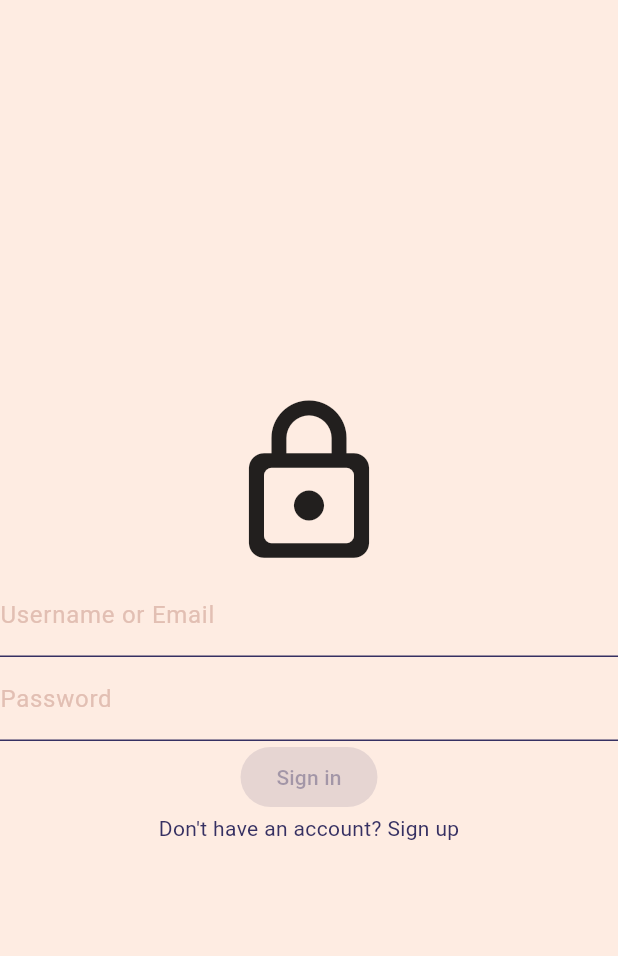
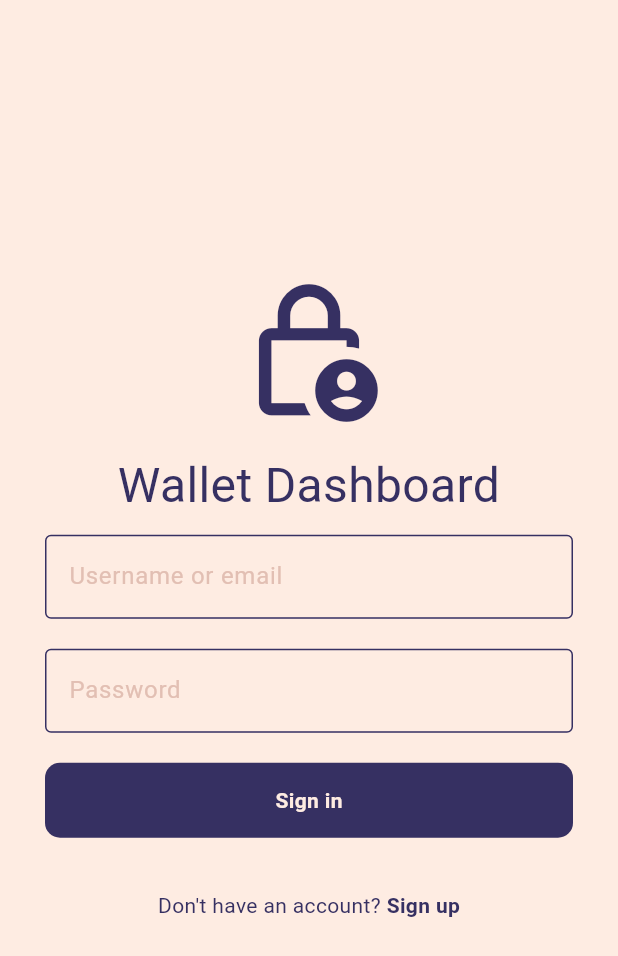
Before and after one commit to Kitch05/CodePositive2024-FinancialTracker, a Flutter app: the screen it shows after launch, on a phone screen of 412 x 824 dp. Shown: the top 956 px of the screen. Run offline on Flutter 3.47's test engine with Material 3 defaults, Android fonts, the phone set to English and light mode, and no system bars.

Commit message:
finalized login frontend

```diff
--- a/analysis_options.yaml
+++ b/analysis_options.yaml
@@ -9,6 +9,7 @@
 # packages, and plugins designed to encourage good coding practices.
 analyzer:
   errors:
+    file_names: ignore
     prefer_const_constructors: ignore
     prefer_const_literals_to_create_immutables: ignore
 include: package:flutter_lints/flutter.yaml
--- /dev/null
+++ b/lib/components/myButton.dart
@@ -0,0 +1,30 @@
+import 'package:flutter/material.dart';
+
+class Mybutton extends StatelessWidget {
+  final Function()? onTap;
+  final String text;
+
+  const Mybutton({super.key, required this.onTap, required this.text});
+
+  @override
+  Widget build(BuildContext context) {
+    return GestureDetector(
+      onTap: onTap,
+      child: Container(
+        margin: EdgeInsets.symmetric(vertical: 10, horizontal: 30),
+        padding: EdgeInsets.all(15),
+        decoration: BoxDecoration(
+            color: Theme.of(context).colorScheme.onPrimary,
+            borderRadius: BorderRadius.all(Radius.circular(10))),
+        child: Center(
+          child: Text(
+            text,
+            style: TextStyle(
+                color: Theme.of(context).colorScheme.surface,
+                fontWeight: FontWeight.bold),
+          ),
+        ),
+      ),
+    );
+  }
+}
--- /dev/null
+++ b/lib/components/myTextField.dart
@@ -0,0 +1,34 @@
+import 'package:flutter/material.dart';
+
+class Mytextfield extends StatelessWidget {
+  final TextEditingController controller;
+  final String hintText;
+  final bool obscureText;
+
+  const Mytextfield(
+      {super.key,
+      required this.controller,
+      required this.hintText,
+      required this.obscureText});
+
+  @override
+  Widget build(BuildContext context) {
+    return Padding(
+      padding: EdgeInsets.symmetric(vertical: 10, horizontal: 30),
+      child: TextField(
+        controller: controller,
+        obscureText: obscureText,
+        decoration: InputDecoration(
+            enabledBorder: OutlineInputBorder(
+                borderSide:
+                    BorderSide(color: Theme.of(context).colorScheme.onSurface)),
+            focusedBorder: OutlineInputBorder(
+                borderSide:
+                    BorderSide(color: Theme.of(context).colorScheme.onSurface)),
+            hintText: hintText,
+            hintStyle:
+                TextStyle(color: Theme.of(context).colorScheme.secondary)),
+      ),
+    );
+  }
+}
--- a/lib/main.dart
+++ b/lib/main.dart
@@ -19,7 +19,7 @@ class MyApp extends StatelessWidget {
     return MaterialApp(
       debugShowCheckedModeBanner: false,
       theme: Provider.of<ThemeProvider>(context).themedata,
-      home: const Login(),
+      home: Login(),
     );
   }
 }
--- a/lib/pages/login.dart
+++ b/lib/pages/login.dart
@@ -1,7 +1,12 @@
+import 'package:financial_tracker/components/myButton.dart';
+import 'package:financial_tracker/components/myTextField.dart';
 import 'package:flutter/material.dart';
 
 class Login extends StatelessWidget {
-  const Login({super.key});
+  final TextEditingController usernameController = TextEditingController();
+  final TextEditingController passwordController = TextEditingController();
+
+  Login({super.key});
 
   @override
   Widget build(BuildContext context) {
@@ -13,45 +18,58 @@ class Login extends StatelessWidget {
         children: [
           // Logo
           Icon(
-            Icons.lock_outline_rounded,
-            size: 120,
+            Icons.lock_person_outlined,
+            size: 100,
+            color: Theme.of(context).colorScheme.onSurface,
+          ),
+
+          const SizedBox(
+            height: 15,
+          ),
+
+          Text(
+            "Wallet Dashboard",
+            textAlign: TextAlign.center,
+            style: TextStyle(
+                fontSize: 32, color: Theme.of(context).colorScheme.onSurface),
           ),
 
           // Username or Email Text
-          // Input Text
-          TextField(
-            textAlign: TextAlign.center,
-            decoration: InputDecoration(
-                label: Text("Username or Email"),
-                labelStyle:
-                    TextStyle(color: Theme.of(context).colorScheme.secondary),
-                hoverColor: Theme.of(context).colorScheme.onSurface),
-          ),
+          Mytextfield(
+              controller: usernameController,
+              hintText: "Username or email",
+              obscureText: false),
 
-          TextField(
-            textAlign: TextAlign.center,
-            obscureText: true,
-            decoration: InputDecoration(
-              label: Text("Password"),
-              labelStyle:
-                  TextStyle(color: Theme.of(context).colorScheme.secondary),
-              hoverColor: Theme.of(context).colorScheme.onSurface,
-            ),
-          ),
+          // Password
+          Mytextfield(
+              controller: passwordController,
+              hintText: "Password",
+              obscureText: true),
 
           // Sign in button
-          ElevatedButton(
-            onPressed: null,
-            child: Text(
-              "Sign in",
-              textAlign: TextAlign.center,
-            ),
+          Mybutton(onTap: () {}, text: "Sign in"),
+
+          const SizedBox(
+            height: 25,
           ),
 
           // Register / Sign up
-          Text("Don't have an account? Sign up")
+          Row(mainAxisAlignment: MainAxisAlignment.center, children: [
+            Text("Don't have an account? "),
+            GestureDetector(
+              onTap: () {},
+              child: Text(
+                "Sign up",
+                style: TextStyle(
+                  fontWeight: FontWeight.bold,
+                ),
+              ),
+            )
+          ]),
 
-          // or <LINE>
+          const SizedBox(
+            height: 25,
+          ),
 
           // Google Apple Logos
         ],
```
